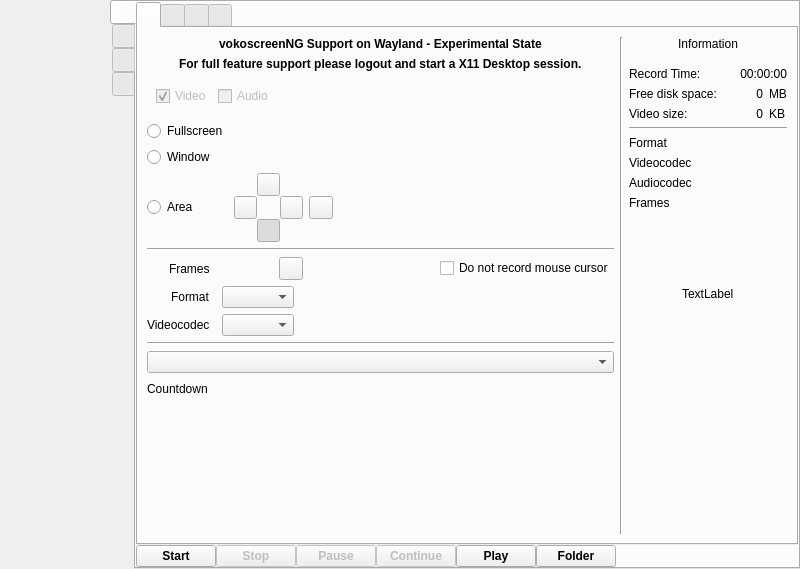
Before: the Qt Designer form src/wayland/formMainWindow_wl.ui in vkohaupt/vokoscreenNG, drawn with Qt 5.
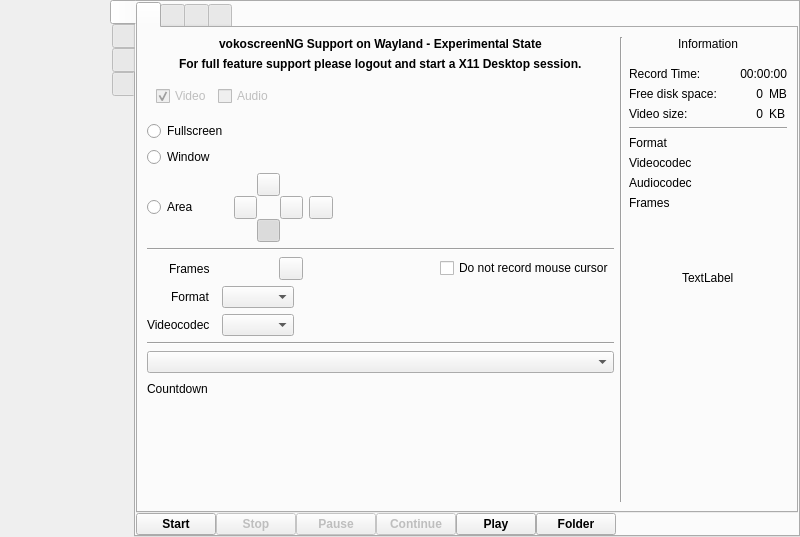
After: the same form once the commit is applied. Icons and pictures are not drawn.

Diff of the .ui file:
```diff
--- a/src/wayland/formMainWindow_wl.ui
+++ b/src/wayland/formMainWindow_wl.ui
@@ -7,7 +7,7 @@
     <x>0</x>
     <y>0</y>
     <width>800</width>
-    <height>569</height>
+    <height>537</height>
    </rect>
   </property>
   <property name="windowTitle">
```
Left out of the diff: 23 changed lines with no effect on the pictures. Lines whose indentation alone changed are shown as unchanged.
